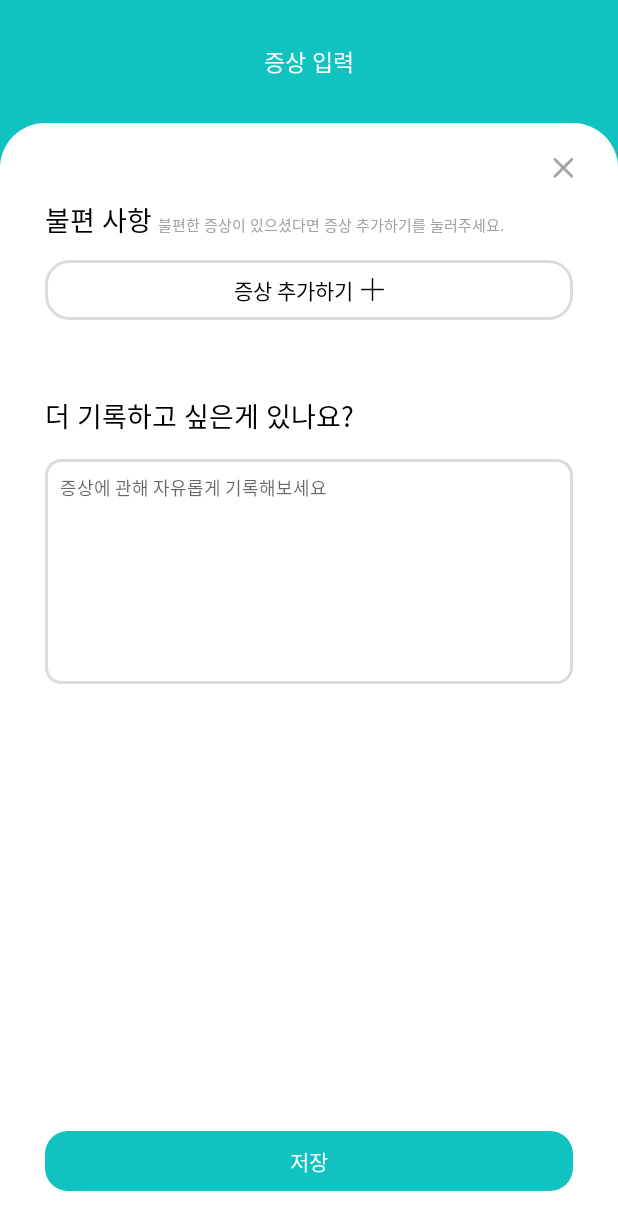
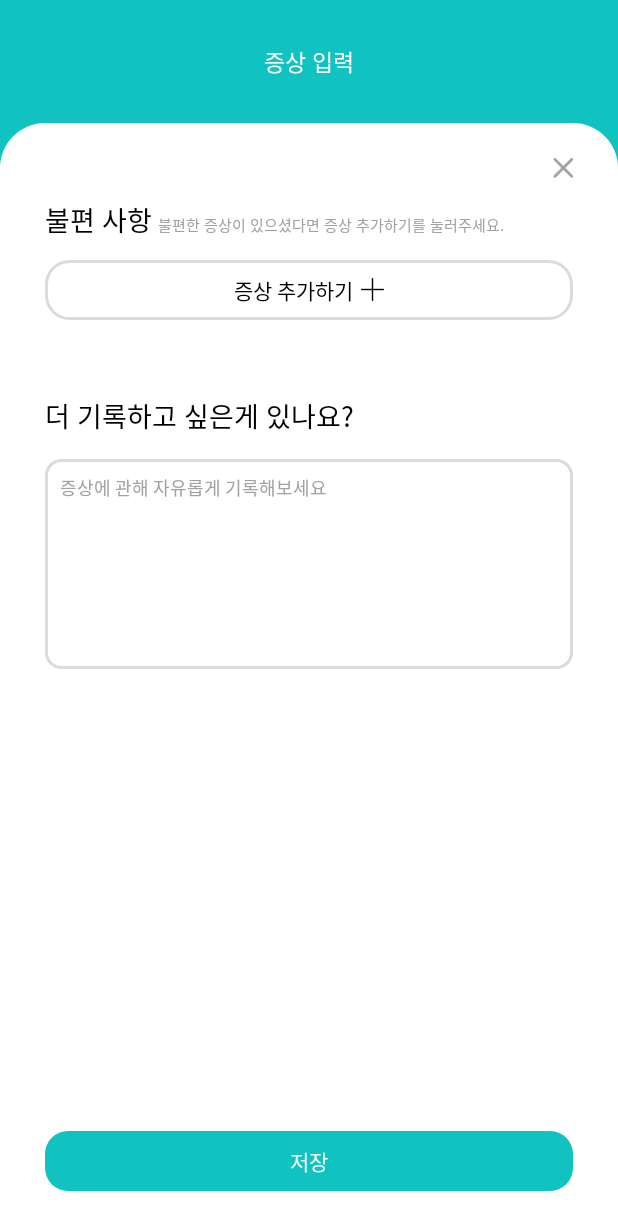
Before and after one commit to jiyoung0410/2024_Ahyak, an Android app: the RecordSymptomsActivity screen opened directly, with no data from a screen before it, on a phone screen of 412 x 824 dp. Shown: the top 1230 px of the screen. Run offline under Robolectric (Android 15) with nearby library versions, the phone set to English and light mode, and no system bars.

Commit message:
[3월 2주차 구현] 메모 수정 기능 및 정도 표현 UI 변경

```diff
--- a/app/src/main/res/layout/activity_record_symptoms.xml
+++ b/app/src/main/res/layout/activity_record_symptoms.xml
@@ -112,27 +112,57 @@
             android:layout_marginStart="30dp"
             android:textColor="@color/black"/>
 
-        <LinearLayout
+        <androidx.constraintlayout.widget.ConstraintLayout
+            android:id="@+id/record_symptoms_cl"
             android:layout_width="match_parent"
-            android:layout_height="150dp"
+            android:layout_height="wrap_content"
             android:layout_marginTop="15dp"
             android:background="@drawable/white_radi_10dp_gray1_stroke"
             android:layout_marginStart="30dp"
             android:layout_marginEnd="30dp">
 
             <EditText
+                android:id="@+id/record_symptoms_et"
                 android:layout_width="match_parent"
-                android:layout_height="match_parent"
+                android:layout_height="120dp"
+                app:layout_constraintTop_toTopOf="parent"
+                app:layout_constraintBottom_toBottomOf="parent"
                 android:layout_margin="10dp"
                 android:background="@color/white"
                 android:fontFamily="@font/nanum_barun_gothic"
-                android:hint="증상에 관해 자유롭게 기록해보세요"
                 android:gravity="top"
+                android:visibility="invisible"
                 android:textColor="@color/gray1"
                 android:textSize="12dp" />
 
+            <TextView
+                android:id="@+id/record_symptoms_tv"
+                android:layout_width="match_parent"
+                android:layout_height="120dp"
+                app:layout_constraintTop_toTopOf="parent"
+                app:layout_constraintBottom_toBottomOf="parent"
+                android:layout_margin="10dp"
+                android:background="@color/white"
+                android:fontFamily="@font/nanum_barun_gothic"
+                android:text="증상에 관해 자유롭게 기록해보세요"
+                android:gravity="top"
+                android:visibility="visible"
+                android:textColor="@color/gray1"
+                android:textSize="12dp" />
 
-        </LinearLayout>
+            <ImageView
+                android:id="@+id/record_symptoms_ok_ic"
+                android:layout_width="25dp"
+                android:layout_height="25dp"
+                app:layout_constraintEnd_toEndOf="parent"
+                app:layout_constraintBottom_toBottomOf="parent"
+                android:layout_margin="15dp"
+                android:src="@drawable/ic_check"
+                android:visibility="invisible" />
+
+
+
+        </androidx.constraintlayout.widget.ConstraintLayout>
 
         <LinearLayout
             android:layout_width="match_parent"
```
Also changed, not shown: app/src/main/java/com/example/ahyak/RecordSymptoms/DegreeSymptomsActivity.kt (+17 -5 lines), app/src/main/java/com/example/ahyak/RecordSymptoms/RecordSymptomsActivity.kt (+31 -0 lines), app/src/main/res/layout/activity_degree_symptoms.xml (+20 -19 lines), app/src/main/res/drawable/ic_check.png (added).
